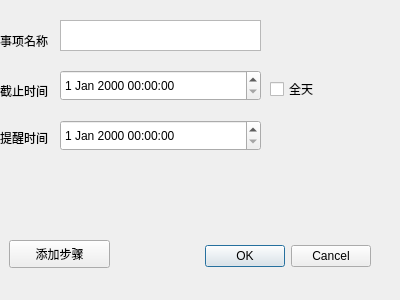
This is item_display.ui in lcclcc233/Qtodo as Qt 5 draws it before an edit. The edited form follows.
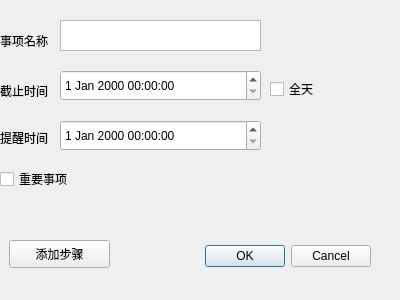
This is the edited form.

Commit message:
Add is_vital items
Also, set some operations of sub-task disabled.

Diff of the .ui file:
```diff
--- a/item_display.ui
+++ b/item_display.ui
@@ -124,6 +124,19 @@
     <string>添加步骤</string>
    </property>
   </widget>
+  <widget class="QCheckBox" name="vital_checkBox">
+   <property name="geometry">
+    <rect>
+     <x>0</x>
+     <y>170</y>
+     <width>81</width>
+     <height>18</height>
+    </rect>
+   </property>
+   <property name="text">
+    <string>重要事项</string>
+   </property>
+  </widget>
  </widget>
  <resources/>
  <connections>
```
The commit also changes 10 other files.
